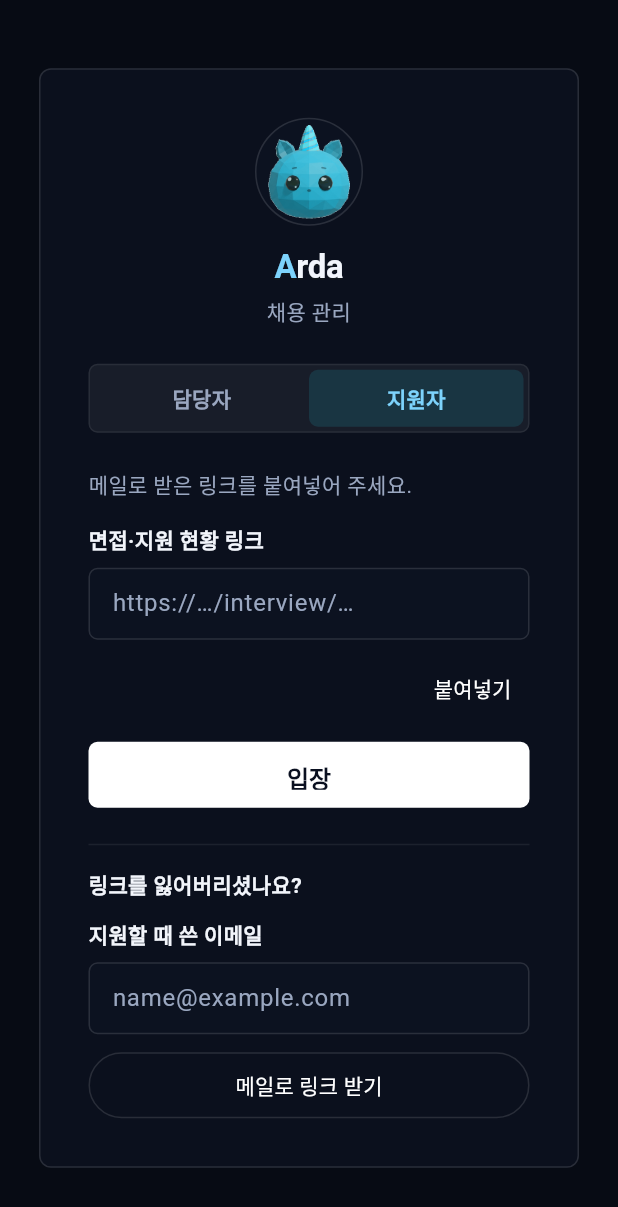
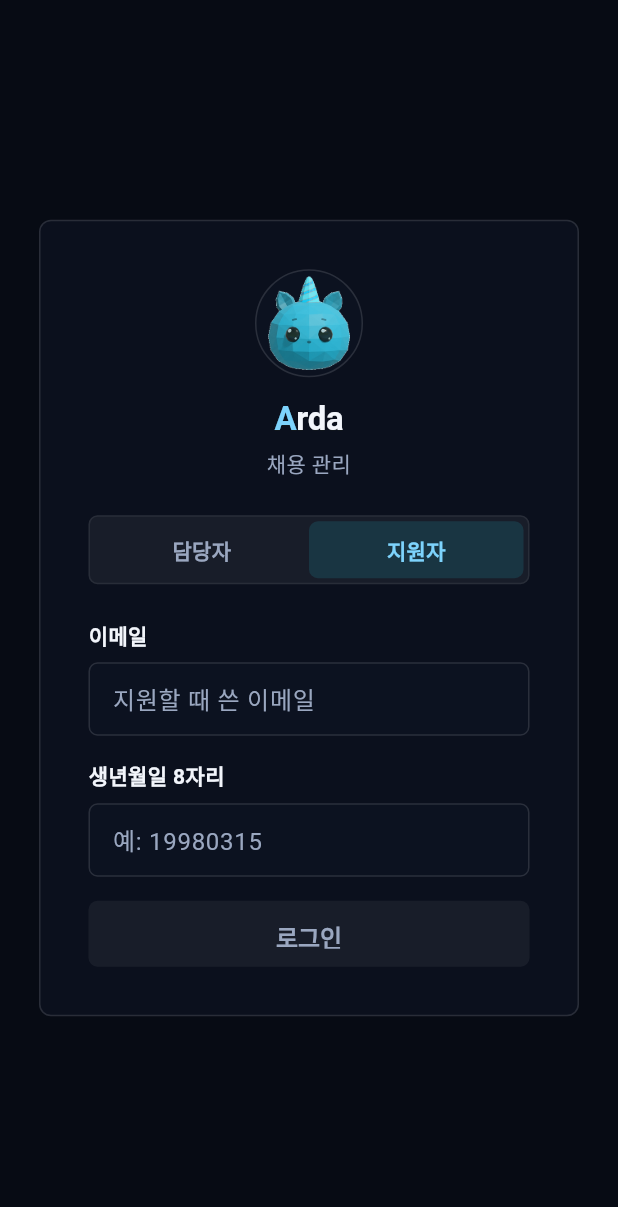
Before and after one commit to Seuk-Team/Arda, a Flutter app: the screen it shows after launch, after a tap on "지원자", on a phone screen of 412 x 824 dp. Shown: the top 1207 px of the screen. Run offline on Flutter 3.47's test engine with Material 3 defaults, Android fonts, the phone set to English and light mode, and no system bars; our stand-ins replace camera, flutter_secure_storage, permission_handler; network calls fail; Roboto replaces fonts that are missing (IBM Plex Sans KR).

Commit message:
feat(app): 지원자 로그인 — 이메일 + 생년월일 8자리 (화면만)
링크는 앱을 설치할 때 주는 것이 됐다. 그래서 앱 안에서 링크를 받던 자리
(붙여넣기 · 메일로 링크 받기)를 걷어내고, 지원할 때 쓴 이메일 + 생년월일
8자리로 들어오게 바꿨다.

**서버에는 아직 없다.** 백엔드가 아는 지원자 확인 방법은 지금 "이메일로 링크를
보낸다" 하나뿐이고 `applications` 에 생년월일 컬럼도 없다. 그래서 화면만 먼저
만들어 뒀다 — `ApplicantPortalRepository.login` 이 501 을 던지고, 화면은 서버가
준 문구를 그대로 띄운다. 백엔드가 생기면 **그 메서드 하나만** 진짜 호출로 바꾸면
되고 화면·저장·이동은 그대로다.

- 8자리를 다 채우기 전에는 버튼이 잠긴다. 숫자만 들어간다.
- 날짜가 아니면 보내기 전에 잡는다 — 13월도, 2월 30일도. `DateTime` 은 넘치는
  값을 다음 달로 넘겨 버려서 만든 뒤 되돌려 비교해야 걸러진다.
- 생년월일은 비밀번호 자리라 가린다(담당자 탭과 같은 규격).

백엔드에 전할 것: **생년월일은 경우의 수가 적다.** 지원자 나이대가 20~35세로
좁혀지면 5천 가지쯤이라 이메일만 알면 자동으로 뚫린다 — `portal.py` 가 링크
방식을 고른 이유가 바로 그것이라고 문서에 적혀 있다(주석 그대로). 시도 횟수
제한 같은 보완이 같이 와야 한다. 이 결정은 팀에서 내린 것이고 여기서는 화면만
맞춰 둔다.

`parseApplicantLink` 는 남겨 뒀다 — 지금 부르는 화면은 없고, 딥링크가 붙을 때
그 진입점이 쓴다. 그때까지 안 쓰이면 지우는 것이 맞다(주석에도 적어 뒀다).

검증: flutter analyze 통과 · flutter test 366개 통과(지원자 로그인 13개로 교체) ·
실기기(SM-S928N) 확인.

```diff
--- a/mobile/lib/screens/login_screen.dart
+++ b/mobile/lib/screens/login_screen.dart
@@ -26,7 +26,11 @@ import '../theme/tokens.dart';
 /// 한 앱을 담당자와 지원자가 같이 쓴다. 그런데 **지원자에게는 계정이 없다** —
 /// 서버에 지원자용 로그인이 아예 없고, 공개 경로는 전부 토큰 방식이다
 /// (`토큰이 곧 인증이다`, backend/app/api/portal.py). 그래서 지원자 탭은
-/// 비밀번호를 묻지 않고 **메일로 받은 링크**를 받는다.
+/// **지원할 때 쓴 이메일 + 생년월일 8자리**로 들어온다.
+///
+/// **그 로그인은 서버에 아직 없다**(2026-09-08) — 화면만 먼저 만들어 뒀고,
+/// 백엔드가 생기면 [ApplicantPortalRepository.login] 만 진짜 호출로 바뀐다.
+/// 링크 붙여넣기는 뺐다: 링크는 앱을 설치할 때 주는 것이다.
 ///
 /// 두 탭은 저장소도 도착지도 다르다: 담당자는 JWT → 탭 셸, 지원자는 링크
 /// 토큰 → 지원자 홈. 섞이면 남의 신분으로 요청이 나간다.
@@ -332,14 +336,15 @@ class _StaffFormState extends State<_StaffForm> {
   }
 }
 
-/// 지원자 — 메일로 받은 링크로 들어온다 (2026-09-08).
+/// 지원자 — 지원할 때 쓴 이메일 + 생년월일 8자리 (2026-09-08).
 ///
-/// **타이핑을 시키지 않는다.** 토큰이 포털 43자·면접 22자에 대소문자가 섞여
-/// 있어 손으로 치면 거의 틀린다. 그래서 [붙여넣기] 를 크게 두고, 입력창은
-/// 링크 전체든 토큰만이든 다 받는다([parseApplicantLink]).
+/// **서버에 아직 없다.** 백엔드가 아는 지원자 확인 방법은 지금 "이메일로 링크를
+/// 보낸다" 하나뿐이고 `applications` 에 생년월일 컬럼이 없다. 화면을 먼저 만들어
+/// 두고 [ApplicantPortalRepository.login] 이 진짜 호출이 되면 그대로 살아난다 —
+/// 이 위젯은 고칠 것이 없다.
 ///
-/// 링크를 잃은 사람을 위해 **메일로 다시 받기**도 같이 둔다 — 포털 링크는
-/// 7일이면 죽어서, 이 길이 없으면 다시 들어올 방법이 없다.
+/// 링크 붙여넣기는 뺐다: 링크는 **앱을 설치할 때 주는 것**이라 앱 안에서 다시
+/// 받을 자리가 없다.
 class _ApplicantForm extends StatefulWidget {
   const _ApplicantForm({this.portal, this.store});
 
@@ -351,98 +356,65 @@ class _ApplicantForm extends StatefulWidget {
 }
 
 class _ApplicantFormState extends State<_ApplicantForm> {
-  final _link = TextEditingController();
   final _email = TextEditingController();
+  final _birth = TextEditingController();
 
   late final ApplicantPortalRepository _portal =
       widget.portal ?? ApplicantPortalRepository();
   late final ApplicantStore _store = widget.store ?? const ApplicantStore();
 
-  bool _entering = false;
-  bool _mailing = false;
+  bool _sending = false;
   String? _error;
-
-  /// 서버가 준 안내 문장. **찾았든 못 찾았든 같은 말이 온다** — 앱이 결과를
-  /// 나눠 그리면 그것만으로 "이 사람이 여기 지원했는가" 를 확인하는 도구가 된다
-  String? _mailNotice;
 
   @override
   void initState() {
     super.initState();
-    _link.addListener(() {
-      if (_error != null) setState(() => _error = null);
-    });
+    _email.addListener(_onChanged);
+    _birth.addListener(_onChanged);
   }
+
+  void _onChanged() => setState(() => _error = null);
 
   @override
   void dispose() {
-    _link.dispose();
     _email.dispose();
+    _birth.dispose();
     super.dispose();
   }
 
-  Future<void> _paste() async {
-    final data = await Clipboard.getData(Clipboard.kTextPlain);
-    final text = data?.text?.trim();
-    if (text == null || text.isEmpty) {
-      setState(() => _error = '복사해 둔 링크가 없습니다.');
-      return;
-    }
-    _link.text = text;
-  }
+  bool get _canSubmit =>
+      !_sending &&
+      _email.text.trim().isNotEmpty &&
+      _birth.text.length == _birthLength;
 
-  Future<void> _enter() async {
-    if (_entering) return;
-    final parsed = parseApplicantLink(_link.text);
-    if (parsed == null) {
-      setState(() => _error = '링크를 알아보지 못했습니다. 메일에서 받은 주소를 그대로 붙여넣어 주세요.');
+  Future<void> _submit() async {
+    if (!_canSubmit) return;
+    // 8자리를 채웠어도 날짜가 아닐 수 있다(19981345). 왕복 한 번을 아끼고,
+    // 무엇이 틀렸는지도 여기서 더 정확히 말해 줄 수 있다
+    if (!_looksLikeBirthdate(_birth.text)) {
+      setState(() => _error = '생년월일을 다시 확인해 주세요. 예: 19980315');
       return;
     }
 
     setState(() {
-      _entering = true;
+      _sending = true;
       _error = null;
     });
     try {
-      // **저장 전에 서버에 물어본다.** 죽은 링크를 넣어 두면 다음에 앱을 켤
-      // 때마다 오류 화면으로 떨어진다
-      switch (parsed.kind) {
-        case ApplicantTokenKind.portal:
-          await _portal.status(parsed.token);
-        case ApplicantTokenKind.interview:
-          await _portal.interview(parsed.token);
+      final tokens = await _portal.login(
+        email: _email.text.trim(),
+        birthdate: _birth.text,
+      );
+      for (final token in tokens) {
+        await _store.add(token);
       }
-      await _store.add(parsed);
       if (!mounted) return;
       Navigator.pushReplacementNamed(context, Routes.applicantHome);
     } on ApiError catch (e) {
       if (!mounted) return;
       setState(() {
         _error = e.message;
-        _entering = false;
-      });
-    }
-  }
-
-  Future<void> _mail() async {
-    if (_mailing || _email.text.trim().isEmpty) return;
-    setState(() {
-      _mailing = true;
-      _error = null;
-      _mailNotice = null;
-    });
-    try {
-      final message = await _portal.requestLookupLink(_email.text.trim());
-      if (!mounted) return;
-      setState(() {
-        _mailNotice = message;
-        _mailing = false;
-      });
-    } on ApiError catch (e) {
-      if (!mounted) return;
-      setState(() {
-        _error = e.message;
-        _mailing = false;
+        _sending = false;
       });
     }
   }
@@ -453,39 +425,41 @@ class _ApplicantFormState extends State<_ApplicantForm> {
       crossAxisAlignment: CrossAxisAlignment.stretch,
       mainAxisSize: MainAxisSize.min,
       children: [
-        const Text(
-          '메일로 받은 링크를 붙여넣어 주세요.',
-          style: TextStyle(
-            fontFamily: AppType.fontFamily,
-            fontSize: AppType.sm,
-            color: AppColors.textSub,
-          ),
+        _Field(
+          label: '이메일',
+          controller: _email,
+          hint: '지원할 때 쓴 이메일',
+          keyboardType: TextInputType.emailAddress,
+          autofillHints: const [AutofillHints.username],
         ),
         const SizedBox(height: AppSpace.s4),
         _Field(
-          label: '면접·지원 현황 링크',
-          controller: _link,
-          hint: 'https://…/interview/…',
-          keyboardType: TextInputType.url,
-          onSubmitted: (_) => _enter(),
+          label: '생년월일 8자리',
+          controller: _birth,
+          hint: '예: 19980315',
+          // 비밀번호 자리라 가린다. 대신 8자리를 다 채우기 전에는 버튼이 안
+          // 살아나고, 날짜가 아니면 보내기 전에 잡아 준다
+          obscureText: true,
+          keyboardType: TextInputType.number,
+          inputFormatters: [
+            FilteringTextInputFormatter.digitsOnly,
+            // maxLength 를 안 쓰는 이유: 입력창 아래 카운터가 붙어 칸 높이가 는다
+            LengthLimitingTextInputFormatter(_birthLength),
+          ],
+          onSubmitted: _canSubmit ? (_) => _submit() : null,
         ),
-        const SizedBox(height: AppSpace.s2),
-        Align(
-          alignment: Alignment.centerRight,
-          child: TextButton(onPressed: _paste, child: const Text('붙여넣기')),
-        ),
-
+        // 실패 문구는 버튼 위 (담당자 탭과 같은 이유)
         if (_error != null) ...[
-          const SizedBox(height: AppSpace.s2),
+          const SizedBox(height: AppSpace.s4),
           _ErrorNote(_error!),
         ],
-        const SizedBox(height: AppSpace.s3),
+        const SizedBox(height: AppSpace.s4),
 
         SizedBox(
           height: AppLayout.minTouchTarget,
           child: FilledButton(
-            onPressed: _entering ? null : _enter,
-            child: _entering
+            onPressed: _canSubmit ? _submit : null,
+            child: _sending
                 ? const SizedBox(
                     width: 20,
                     height: 20,
@@ -494,53 +468,31 @@ class _ApplicantFormState extends State<_ApplicantForm> {
                       color: AppColors.bgElev,
                     ),
                   )
-                : const Text('입장'),
-          ),
-        ),
-
-        const SizedBox(height: AppSpace.s5),
-        const Divider(color: AppColors.borderSoft, height: 1),
-        const SizedBox(height: AppSpace.s4),
-
-        const Text(
-          '링크를 잃어버리셨나요?',
-          style: TextStyle(
-            fontFamily: AppType.fontFamily,
-            fontSize: AppType.sm,
-            fontWeight: AppType.wSemiBold,
-            color: AppColors.text,
-          ),
-        ),
-        const SizedBox(height: AppSpace.s3),
-        _Field(
-          label: '지원할 때 쓴 이메일',
-          controller: _email,
-          hint: 'name@example.com',
-          keyboardType: TextInputType.emailAddress,
-          onSubmitted: (_) => _mail(),
-        ),
-        if (_mailNotice != null) ...[
-          const SizedBox(height: AppSpace.s3),
-          Text(
-            _mailNotice!,
-            style: const TextStyle(
-              fontFamily: AppType.fontFamily,
-              fontSize: AppType.caption,
-              color: AppColors.textSub,
-            ),
-          ),
-        ],
-        const SizedBox(height: AppSpace.s3),
-        SizedBox(
-          height: AppLayout.minTouchTarget,
-          child: OutlinedButton(
-            onPressed: _mailing ? null : _mail,
-            child: Text(_mailing ? '보내는 중…' : '메일로 링크 받기'),
+                : const Text('로그인'),
           ),
         ),
       ],
     );
   }
+}
+
+/// `19980315`
+const _birthLength = 8;
+
+/// 8자리가 진짜 날짜인가.
+///
+/// [DateTime] 은 넘치는 값을 다음 달로 넘겨 버려서(2월 30일 → 3월 2일) 만든 뒤
+/// 되돌려 비교해야 걸러진다.
+bool _looksLikeBirthdate(String text) {
+  if (text.length != _birthLength) return false;
+  final year = int.tryParse(text.substring(0, 4));
+  final month = int.tryParse(text.substring(4, 6));
+  final day = int.tryParse(text.substring(6, 8));
+  if (year == null || month == null || day == null) return false;
+  if (year < 1900 || year > DateTime.now().year) return false;
+
+  final parsed = DateTime(year, month, day);
+  return parsed.year == year && parsed.month == month && parsed.day == day;
 }
 
 /// 아르 마크 — 앱 UI 초안(2026-09-01)이 로고 위에 더한 것.
@@ -617,6 +569,7 @@ class _Field extends StatelessWidget {
     this.obscureText = false,
     this.keyboardType,
     this.autofillHints,
+    this.inputFormatters,
     this.onSubmitted,
   });
 
@@ -626,6 +579,10 @@ class _Field extends StatelessWidget {
   final bool obscureText;
   final TextInputType? keyboardType;
   final List<String>? autofillHints;
+
+  /// 생년월일처럼 모양이 정해진 칸에 쓴다 — 숫자만·8자리
+  final List<TextInputFormatter>? inputFormatters;
+
   final ValueChanged<String>? onSubmitted;
 
   @override
@@ -649,6 +606,7 @@ class _Field extends StatelessWidget {
           obscureText: obscureText,
           keyboardType: keyboardType,
           autofillHints: autofillHints,
+          inputFormatters: inputFormatters,
           onSubmitted: onSubmitted,
           style: const TextStyle(
             fontFamily: AppType.fontFamily,
```
Also changed, not shown: mobile/lib/auth/applicant_store.dart (+8 -4 lines), mobile/lib/data/applicant_portal_repository.dart (+27 -0 lines), 2 other files.
